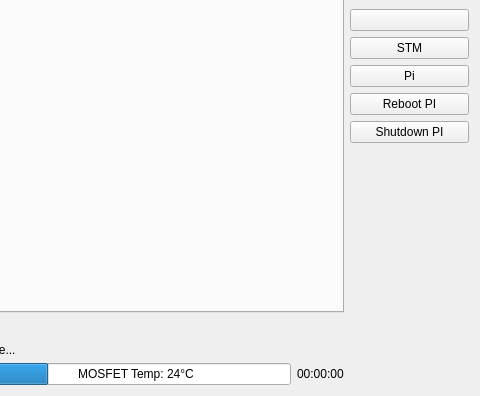
GunnarLarssonSLU/rise_sdvp, file Linux/RControlStation/carinterface.ui: the form before one commit; both pictures show x 390 to 870 and y 161 to 557 of the 870 by 557 pixel window.
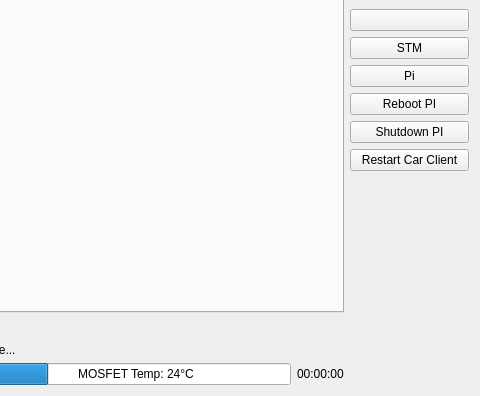
The form after the commit. The open tabs and pages were chosen to show the change. Icons and pictures are not drawn. Custom widgets are drawn as their Qt base class.

```diff
--- a/Linux/RControlStation/carinterface.ui
+++ b/Linux/RControlStation/carinterface.ui
@@ -1183,6 +1183,13 @@
        </property>
       </widget>
      </item>
+     <item>
+      <widget class="QPushButton" name="restartCarClientButton">
+       <property name="text">
+        <string>Restart Car Client</string>
+       </property>
+      </widget>
+     </item>
      <item>
       <spacer name="verticalSpacer">
        <property name="orientation">
```
Left out of the diff: 2 changed lines with no effect on the pictures.
